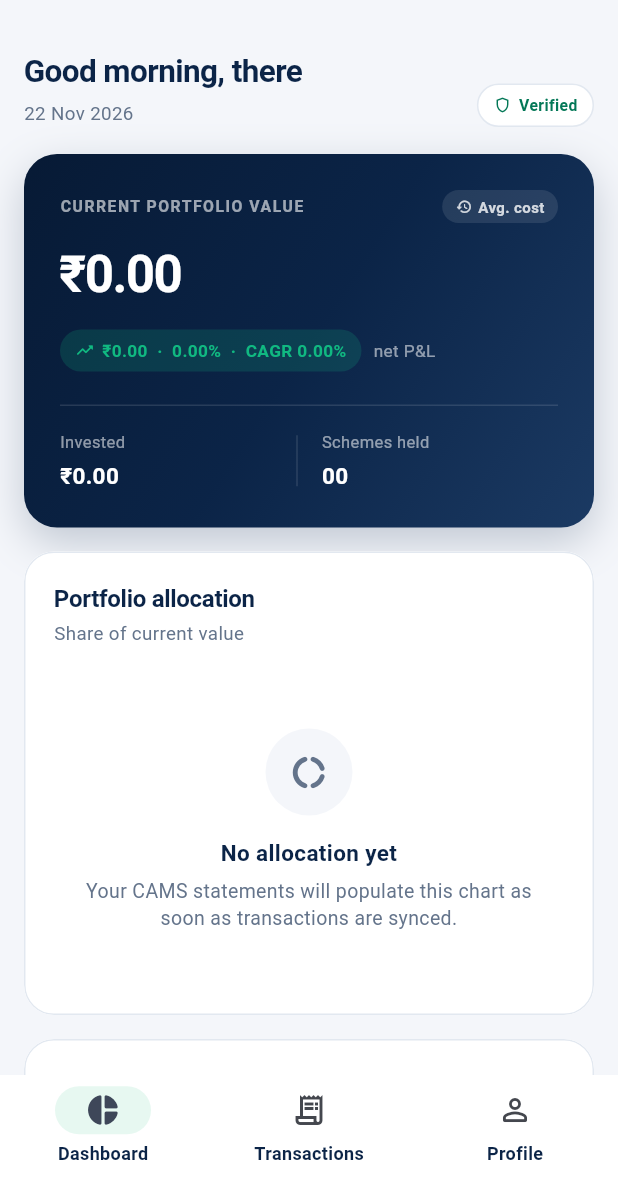
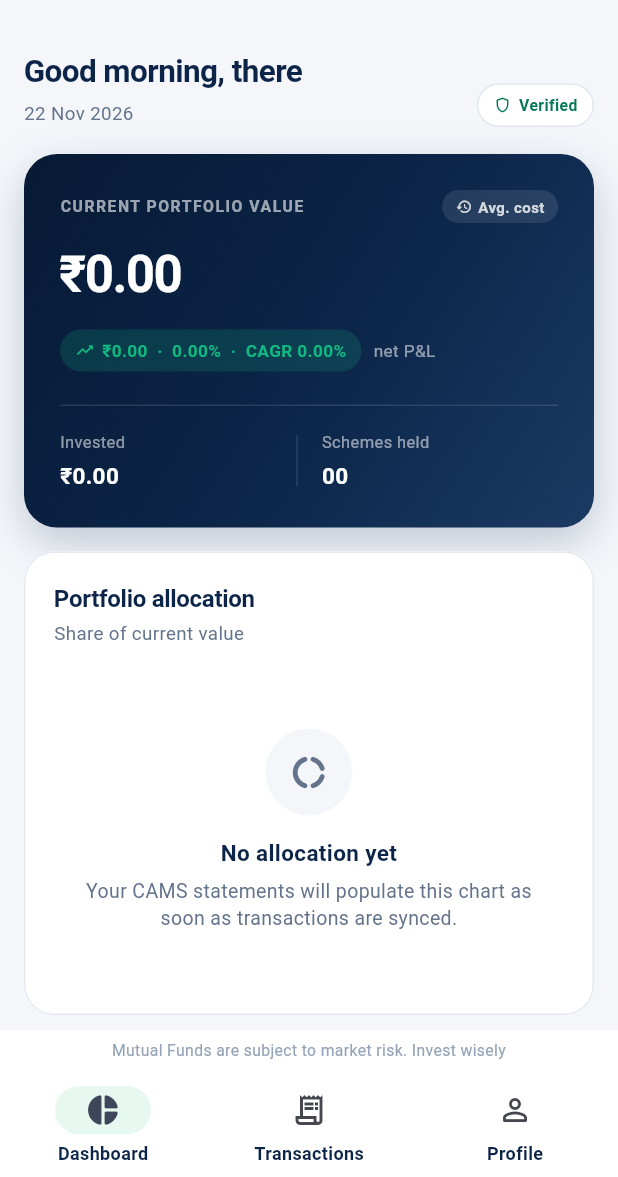
Before and after one commit to harshit2k9/fundmf, a Flutter app: the AppShell screen opened directly, on a phone screen of 412 x 824 dp, the part 59-1236 px from its top. Run offline on Flutter 3.47's test engine with Material 3 defaults, Android fonts, the phone set to English and light mode, and no system bars; our stand-ins replace cloud_firestore, cross_file, firebase_auth, firebase_core, fl_chart, flutter_riverpod and 3 more; accounts and stored records are empty.

Commit message:
Add mutual fund risk disclaimer footer and fix KFintech statement downloads
KFintech mails wrap the archive in a click-tracking link whose destination is
the same URL with every character shifted by one, so the sync followed it to an
HTML page, failed and never marked the message processed - re-downloading all
unread mails every run. Decode the tracker target (and meta-refresh/location
redirects) and mark a message processed once any statement file parsed.

```diff
--- /dev/null
+++ b/lib/core/widgets/risk_disclaimer.dart
@@ -0,0 +1,29 @@
+import 'package:material_ui/material_ui.dart';
+
+import '../theme/app_colors.dart';
+
+/// Regulatory disclaimer shown as the app footer.
+class RiskDisclaimer extends StatelessWidget {
+  const RiskDisclaimer({super.key, this.padding = EdgeInsets.zero});
+
+  final EdgeInsetsGeometry padding;
+
+  static const String text =
+      'Mutual Funds are subject to market risk. Invest wisely';
+
+  @override
+  Widget build(BuildContext context) {
+    return Padding(
+      padding: padding,
+      child: const Text(
+        text,
+        textAlign: TextAlign.center,
+        style: TextStyle(
+          fontSize: 10.5,
+          color: AppColors.slateLight,
+          height: 1.5,
+        ),
+      ),
+    );
+  }
+}
--- a/lib/features/auth/presentation/widgets/auth_scaffold.dart
+++ b/lib/features/auth/presentation/widgets/auth_scaffold.dart
@@ -2,6 +2,7 @@ import 'package:material_ui/material_ui.dart';
 
 import '../../../../core/constants/app_constants.dart';
 import '../../../../core/theme/app_colors.dart';
+import '../../../../core/widgets/risk_disclaimer.dart';
 
 /// Responsive auth layout: on wide screens a navy brand panel sits beside the
 /// form; on phones the form fills the screen with a compact brand header.
@@ -63,6 +64,8 @@ class AuthScaffold extends StatelessWidget {
                           const SizedBox(height: 20),
                           footer!,
                         ],
+                        const SizedBox(height: 28),
+                        const RiskDisclaimer(),
                       ],
                     ),
                   ),
--- a/lib/features/shell/presentation/app_shell.dart
+++ b/lib/features/shell/presentation/app_shell.dart
@@ -3,6 +3,7 @@ import 'package:material_ui/material_ui.dart';
 
 import '../../../core/constants/app_constants.dart';
 import '../../../core/theme/app_colors.dart';
+import '../../../core/widgets/risk_disclaimer.dart';
 import '../../auth/presentation/session_providers.dart';
 import '../../portfolio/presentation/dashboard_screen.dart';
 import '../../portfolio/presentation/portfolio_providers.dart';
@@ -140,7 +141,16 @@ class _AppShellState extends ConsumerState<AppShell> {
               ],
             ),
             const VerticalDivider(width: 1),
-            Expanded(child: IndexedStack(index: _index, children: _pages)),
+            Expanded(
+              child: Column(
+                children: <Widget>[
+                  Expanded(
+                    child: IndexedStack(index: _index, children: _pages),
+                  ),
+                  const _ShellFooter(),
+                ],
+              ),
+            ),
           ],
         ),
       );
@@ -165,7 +175,12 @@ class _AppShellState extends ConsumerState<AppShell> {
         ),
         actions: actions,
       ),
-      body: IndexedStack(index: _index, children: _pages),
+      body: Column(
+        children: <Widget>[
+          Expanded(child: IndexedStack(index: _index, children: _pages)),
+          const _ShellFooter(),
+        ],
+      ),
       bottomNavigationBar: NavigationBar(
         selectedIndex: _index,
         onDestinationSelected: (index) => setState(() => _index = index),
@@ -174,3 +189,17 @@ class _AppShellState extends ConsumerState<AppShell> {
     );
   }
 }
+
+class _ShellFooter extends StatelessWidget {
+  const _ShellFooter();
+
+  @override
+  Widget build(BuildContext context) {
+    return Container(
+      width: double.infinity,
+      padding: const EdgeInsets.fromLTRB(16, 6, 16, 8),
+      color: AppColors.surface,
+      child: const RiskDisclaimer(),
+    );
+  }
+}
```
Also changed, not shown: lib/features/admin/presentation/admin_shell.dart (+31 -2 lines), 1 other file.
